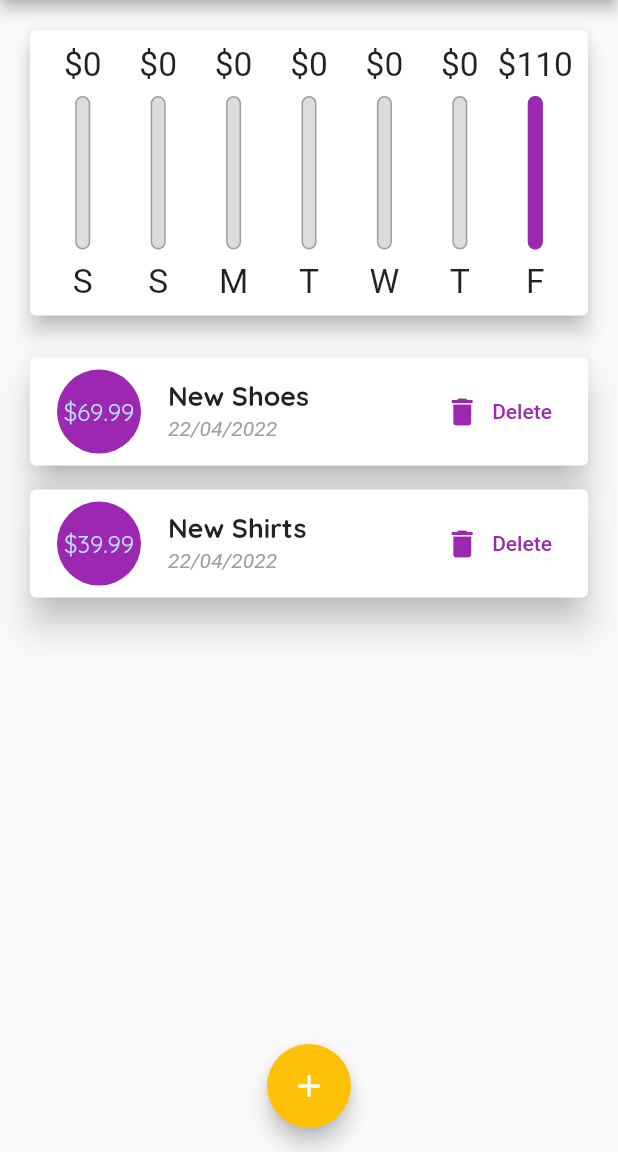
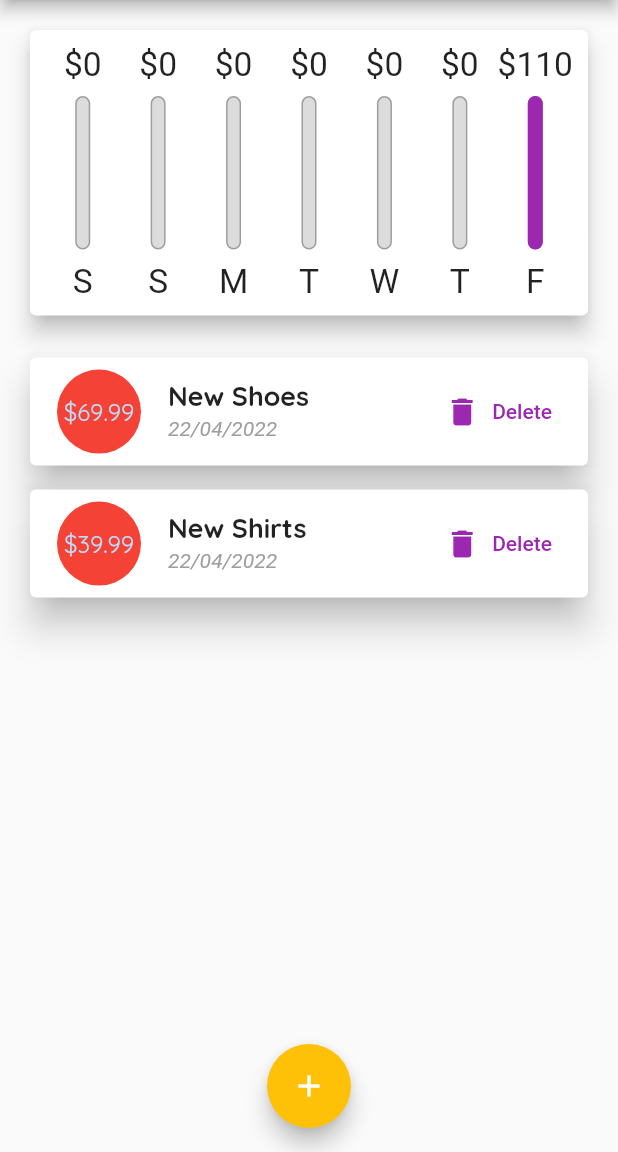
Before and after one commit to pliniogim/gasto, a Flutter app: the screen it shows after launch, on a phone screen of 412 x 824 dp, the part 84-1236 px from its top. Run offline on Flutter 3.47's test engine with Material 2 defaults, Android fonts, the phone set to English and light mode, and no system bars.

Commit message:
20220421

```diff
--- a/lib/home/widgets/transaction_item.dart
+++ b/lib/home/widgets/transaction_item.dart
@@ -1,10 +1,12 @@
 //import 'package:flutter/cupertino.dart';
+import 'dart:math';
+
 import 'package:flutter/material.dart';
 import 'package:intl/intl.dart';
 
 import '../model/transaction.dart';
 
-class TransactionItem extends StatelessWidget {
+class TransactionItem extends StatefulWidget {
   const TransactionItem({
     Key? key,
     required this.transaction,
@@ -17,6 +19,25 @@ class TransactionItem extends StatelessWidget {
   final Function deletetx;
 
   @override
+  State<TransactionItem> createState() => _TransactionItemState();
+}
+
+class _TransactionItemState extends State<TransactionItem> {
+  Color _bgColor = Colors.black;
+
+  @override
+  void initState() {
+    const availableColors = [
+      Colors.red,
+      Colors.green,
+      Colors.blue,
+      Colors.purple,
+    ];
+    _bgColor = availableColors[Random().nextInt(4)];
+    super.initState();
+  }
+
+  @override
   Widget build(BuildContext context) {
     return Card(
       elevation: 10,
@@ -26,36 +47,37 @@ class TransactionItem extends StatelessWidget {
       ),
       child: ListTile(
         leading: CircleAvatar(
-          backgroundColor: Theme.of(context).primaryColor,
+          // backgroundColor: Theme.of(context).primaryColor,
+          backgroundColor: _bgColor,
           radius: 30,
           child: Padding(
             padding: const EdgeInsets.all(6),
             child: FittedBox(
               child: Text(
-                '\$${transaction.amount.toStringAsFixed(2)}',
+                '\$${widget.transaction.amount.toStringAsFixed(2)}',
               ),
             ),
           ),
         ),
-        trailing: mediaQuery.size.width > 360
+        trailing: widget.mediaQuery.size.width > 360
             ? TextButton.icon(
                 //textColor: Theme.of(context).errorColor,
                 icon: const Icon(Icons.delete),
-                onPressed: () => deletetx(transaction.id),
+                onPressed: () => widget.deletetx(widget.transaction.id),
                 label: const Text('Delete'),
               )
             : IconButton(
                 icon: const Icon(Icons.delete),
                 color: Theme.of(context).errorColor,
-                onPressed: () => deletetx(transaction.id),
+                onPressed: () => widget.deletetx(widget.transaction.id),
               ),
         title: Text(
-          transaction.title,
+          widget.transaction.title,
           style: Theme.of(context).textTheme.headline6,
         ),
         subtitle: Text(
           //DateFormat.HOUR_MINUTE_GENERIC_TZ....
-          DateFormat('dd/MM/yyyy').format(transaction.date),
+          DateFormat('dd/MM/yyyy').format(widget.transaction.date),
           style: const TextStyle(
             color: Colors.grey,
             fontSize: 14,
--- a/lib/home/widgets/transaction_list.dart
+++ b/lib/home/widgets/transaction_list.dart
@@ -46,15 +46,27 @@ class TransactionList extends StatelessWidget {
               ],
             );
           })
-        : ListView.builder(
-            itemBuilder: (context, index) {
-              return TransactionItem(
-                transaction: transactions[index],
+        : ListView(
+            children: [
+              ...transactions
+                  .map((tx) => TransactionItem(
+                        key: ValueKey(tx.id), //x Uniquekey()
+                        transaction: tx,
                         mediaQuery: mediaQuery,
                         deletetx: deletetx,
+                      ))
+                  .toList()
+            ],
           );
-            },
-            itemCount: transactions.length,
+    // : ListView.builder(
+    //     itemBuilder: (context, index) {
+    //       return TransactionItem(
+    //         transaction: transactions[index],
+    //         mediaQuery: mediaQuery,
+    //         deletetx: deletetx,
+    //       );
+    //     },
+    //     itemCount: transactions.length,
     //listview.builder transform
     // children: transactions
     //     .map(
@@ -111,6 +123,5 @@ class TransactionList extends StatelessWidget {
     // ),
     // )
     // .toList(),
-          );
   }
 }
```
Also changed, not shown: lib/home/widgets/new_transaction.dart (+31 -2 lines). Lines whose indentation alone changed are shown as unchanged.
